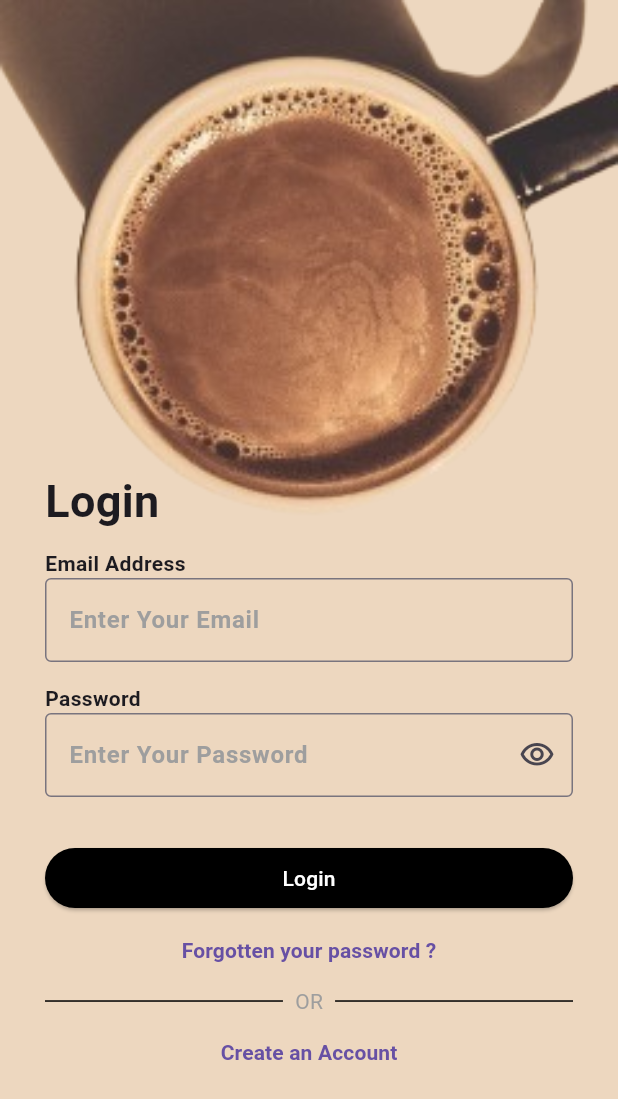
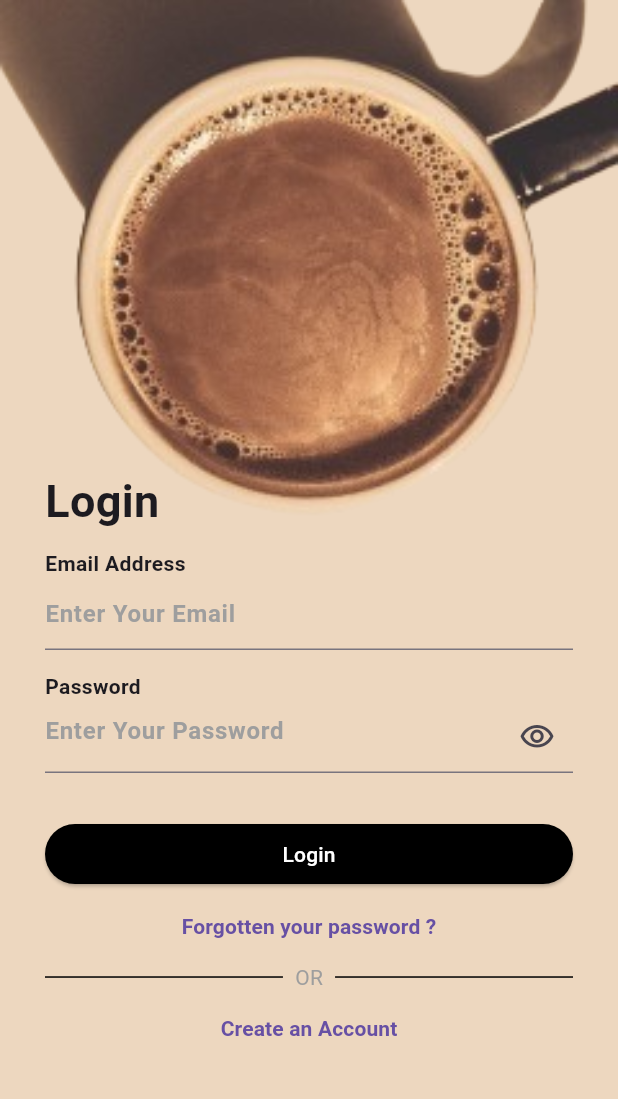
Before and after one commit to ikram-khani/coffee_shop, a Flutter app: the screen it shows after launch, after a tap on "SHOP NOW", after a tap on "Login", on a phone screen of 412 x 824 dp. Shown: the top 1099 px of the screen. Run offline on Flutter 3.47's test engine with Material 3 defaults, Android fonts, the phone set to English and light mode, and no system bars.

Commit message:
changing input colors

```diff
--- a/lib/main.dart
+++ b/lib/main.dart
@@ -17,18 +17,6 @@ class MyApp extends StatelessWidget {
         scaffoldBackgroundColor: const Color.fromRGBO(237, 215, 191, 1),
         primaryColor: const Color.fromRGBO(35, 12, 2, 1),
         useMaterial3: true,
-        inputDecorationTheme: InputDecorationTheme(
-          border: OutlineInputBorder(
-            borderSide: BorderSide(
-              color: Theme.of(context).primaryColor,
-            ), // Set the border color to your primary color
-          ),
-          focusedBorder: OutlineInputBorder(
-            borderSide: BorderSide(
-              color: Theme.of(context).primaryColor,
-            ), // Set the focused border color to your primary color
-          ),
-        ),
       ),
       home: const LandingScreen(),
     );
--- a/lib/view/screens/login_screen.dart
+++ b/lib/view/screens/login_screen.dart
@@ -75,10 +75,17 @@ class _LoginScreenState extends State<LoginScreen> {
                               style: TextStyle(fontWeight: FontWeight.bold),
                             ),
                             TextFormField(
+                              cursorColor: Theme.of(context).primaryColor,
                               controller: _emailController,
-                              decoration: const InputDecoration(
+                              decoration: InputDecoration(
+                                focusedBorder: UnderlineInputBorder(
+                                  borderSide: BorderSide(
+                                    color: Theme.of(context).primaryColor,
+                                    width: 2,
+                                  ),
+                                ),
                                 hintText: 'Enter Your Email',
-                                hintStyle: TextStyle(
+                                hintStyle: const TextStyle(
                                   fontWeight: FontWeight.bold,
                                   color: Colors.grey,
                                 ),
@@ -103,8 +110,15 @@ class _LoginScreenState extends State<LoginScreen> {
                               style: TextStyle(fontWeight: FontWeight.bold),
                             ),
                             TextFormField(
+                              cursorColor: Theme.of(context).primaryColor,
                               controller: _passwordController,
                               decoration: InputDecoration(
+                                focusedBorder: UnderlineInputBorder(
+                                  borderSide: BorderSide(
+                                    color: Theme.of(context).primaryColor,
+                                    width: 2,
+                                  ),
+                                ),
                                 hintText: 'Enter Your Password',
                                 hintStyle: const TextStyle(
                                   fontWeight: FontWeight.bold,
```
